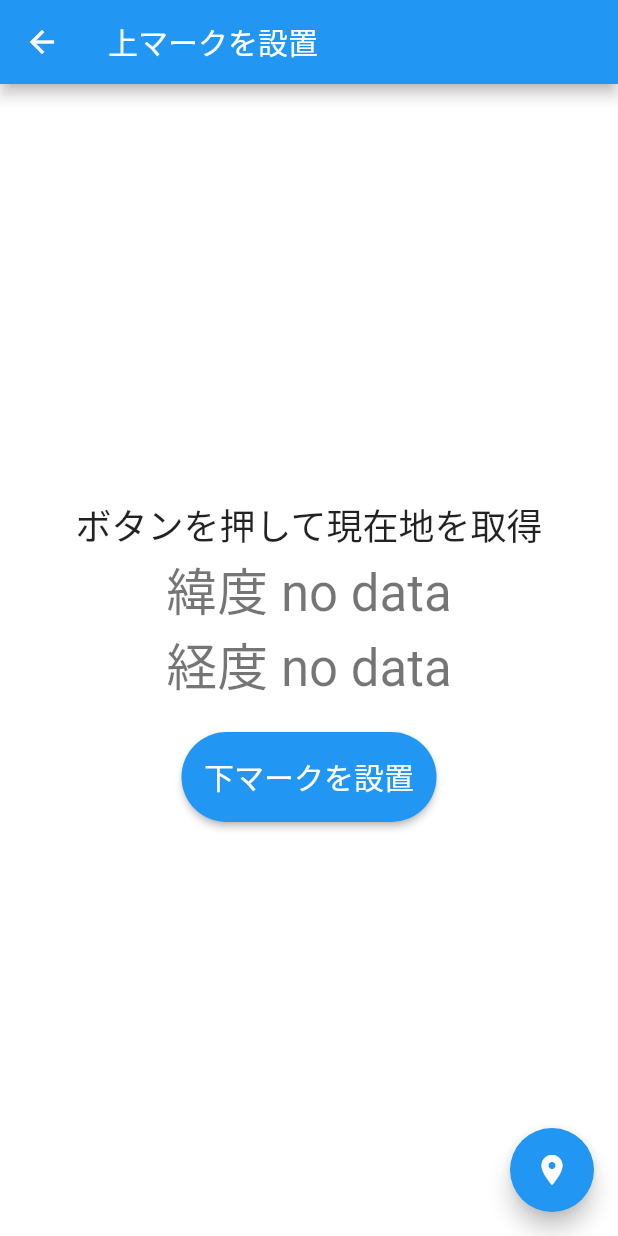
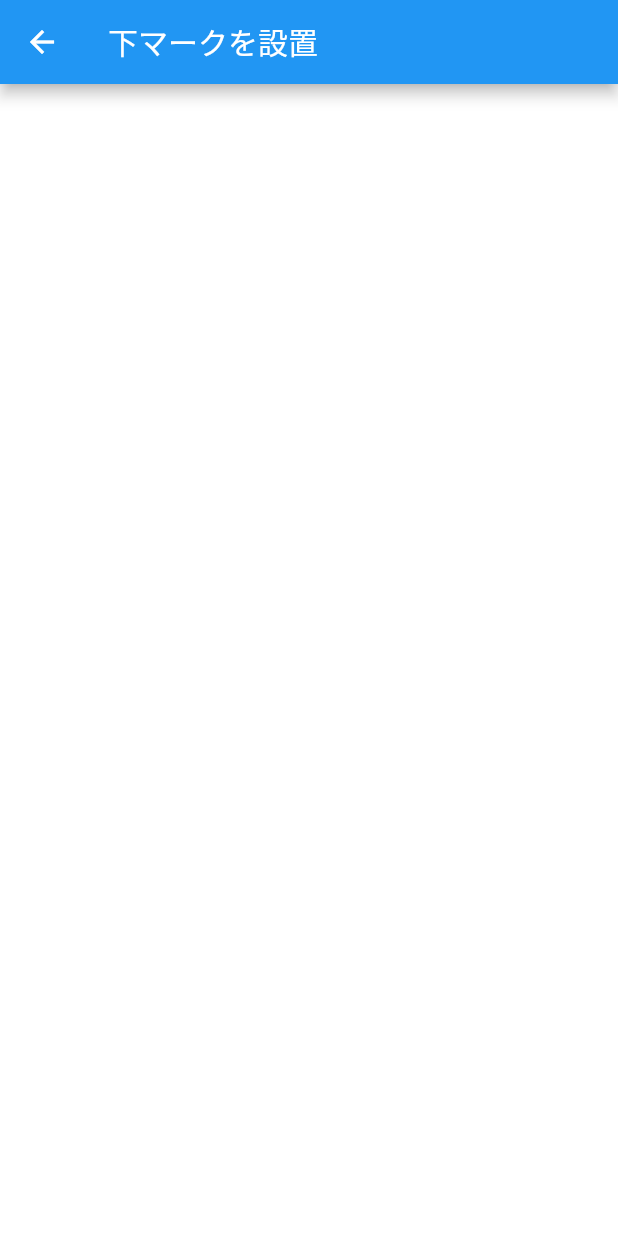
Before and after one commit to kojikokojiko/make_course, a Flutter app: the FirstPointPage screen opened directly, after a tap on "下マークを設置", on a phone screen of 412 x 824 dp. Run offline on Flutter 3.47's test engine with Material 2 defaults, Android fonts, the phone set to English and light mode, and no system bars; our stand-ins replace geolocator.

Commit message:
downwindのページちょい作成

```diff
--- a/lib/model/course_data.dart
+++ b/lib/model/course_data.dart
@@ -6,8 +6,12 @@ class CourseData extends ChangeNotifier {
    double? _course_length=0;
    double? _latitude=0;
    double? _longtitude=0;
+   double mperlat=110940.5844;
+   double mperlong=91287.788;
 
+   void calc(){
 
+   }
 
   void set_wind_direct(double? Windspeed){
     _wind_direct=Windspeed;
--- a/lib/screen/downwind.dart
+++ b/lib/screen/downwind.dart
@@ -0,0 +1,23 @@
+import "package:flutter/material.dart";
+import "package:make_course/screen/firstpointpage.dart";
+
+
+class DownWind extends StatelessWidget {
+
+  @override
+  Widget build(BuildContext context) {
+    return Scaffold(
+      backgroundColor: Colors.white,
+      appBar: AppBar(
+        title: const Text("下マークを設置"),
+        backgroundColor: Colors.blue,
+      ),
+
+      body: Container(
+          padding: const EdgeInsets.all(10),
+          child: Center(
+
+      ),
+    ),);
+  }
+}
--- a/lib/screen/firstpointpage.dart
+++ b/lib/screen/firstpointpage.dart
@@ -2,7 +2,7 @@ import 'package:flutter/material.dart';
 import "package:provider/provider.dart";
 import 'package:make_course/model/course_data.dart';
 import 'package:geolocator/geolocator.dart';
-
+import 'package:make_course/screen/downwind.dart';
 class FirstPointPage extends StatefulWidget {
   @override
   State<FirstPointPage> createState() => _FirstPointPageState();
@@ -81,6 +81,8 @@ class _FirstPointPageState extends State<FirstPointPage> {
                 print("pp");
                 print(data.long);
                 print(data.lat);
+                Navigator.push(context, MaterialPageRoute(builder: (context)=>DownWind()));
+
               },
             )
           ],
```
